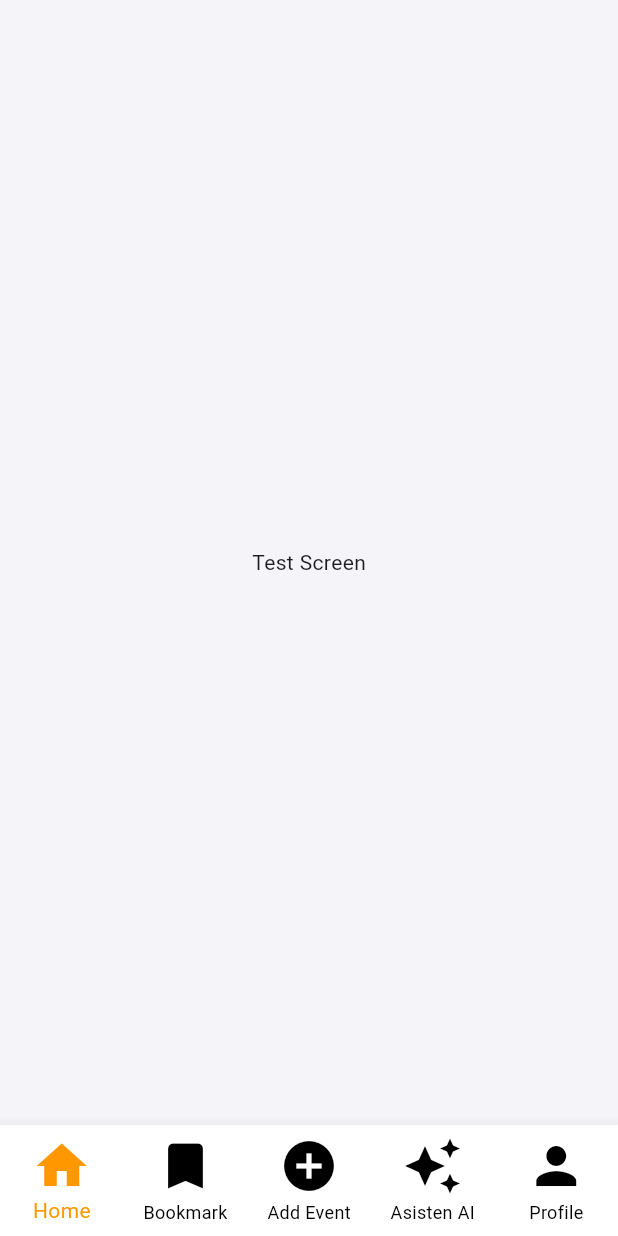
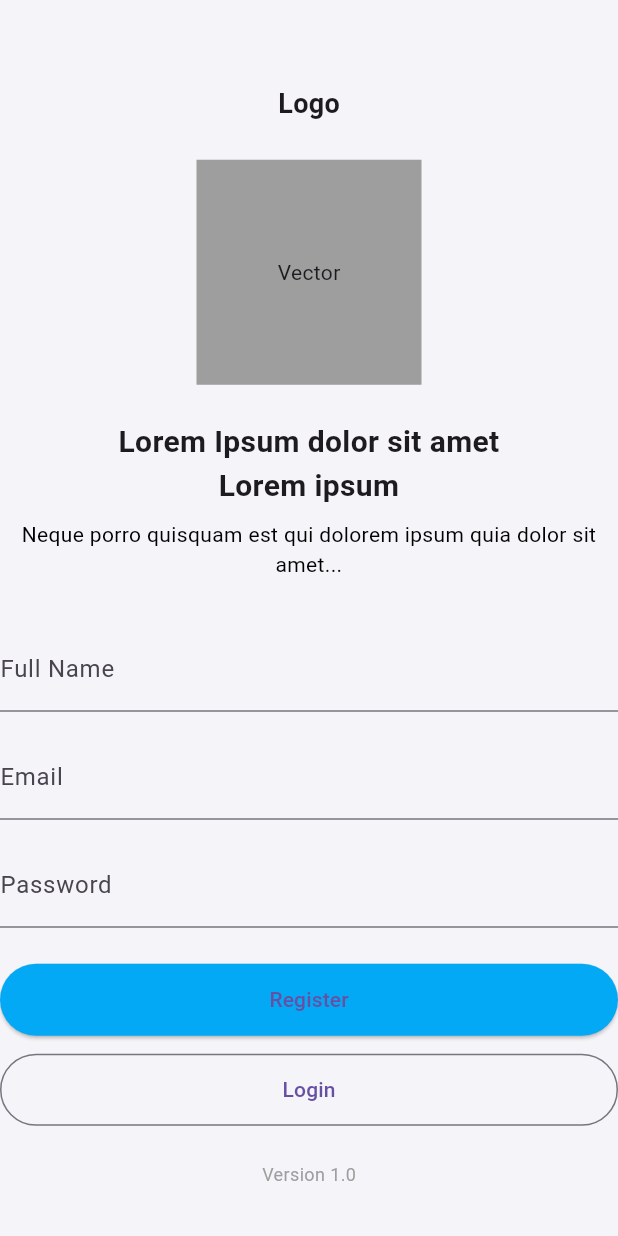
Before and after one commit to HapisPro/eventara, a Flutter app: the screen it shows after launch, on a phone screen of 412 x 824 dp. Run offline on Flutter 3.47's test engine with Material 3 defaults, Android fonts, the phone set to English and light mode, and no system bars.

Commit message:
Add feature sign up

```diff
--- /dev/null
+++ b/lib/feature_sign_up/sign_up_screen.dart
@@ -0,0 +1,87 @@
+import 'package:flutter/material.dart';
+
+class SignUpScreen extends StatelessWidget {
+  const SignUpScreen({super.key});
+
+  @override
+  Widget build(BuildContext context) {
+    return Scaffold(
+      body: SafeArea(
+        child: Column(
+          mainAxisAlignment: MainAxisAlignment.center,
+          children: [
+            const SizedBox(height: 24),
+            const Text(
+              "Logo",
+              style: TextStyle(fontSize: 18, fontWeight: FontWeight.bold),
+            ),
+            const SizedBox(height: 24),
+            Container(
+              height: 150,
+              width: 150,
+              color: Colors.grey,
+              alignment: Alignment.center,
+              child: const Text("Vector"),
+            ),
+            const SizedBox(height: 24),
+            const Text(
+              "Lorem Ipsum dolor sit amet\nLorem ipsum",
+              textAlign: TextAlign.center,
+              style: TextStyle(fontSize: 20, fontWeight: FontWeight.bold),
+            ),
+            const SizedBox(height: 8),
+            const Text(
+              "Neque porro quisquam est qui dolorem ipsum quia dolor sit amet...",
+              textAlign: TextAlign.center,
+              style: TextStyle(color: Colors.black),
+            ),
+            const SizedBox(height: 32),
+            const TextField(
+              decoration: InputDecoration(
+                labelText: "Full Name",
+                hintText: "John WIck",
+              ),
+            ),
+            const SizedBox(height: 16),
+            const TextField(
+              decoration: InputDecoration(
+                labelText: "Email",
+                hintText: "john@doe.com",
+              ),
+            ),
+            const SizedBox(height: 16),
+            const TextField(
+              obscureText: true,
+              decoration: InputDecoration(
+                labelText: "Password",
+                hintText: "Password",
+              ),
+            ),
+            const SizedBox(height: 24),
+            ElevatedButton(
+              style: ElevatedButton.styleFrom(
+                backgroundColor: Colors.lightBlue,
+                minimumSize: const Size(double.infinity, 48),
+              ),
+              onPressed: () {},
+              child: const Text("Register"),
+            ),
+            const SizedBox(height: 12),
+            OutlinedButton(
+              style: OutlinedButton.styleFrom(
+                minimumSize: const Size(double.infinity, 48),
+              ),
+              onPressed: () {},
+              child: const Text("Login"),
+            ),
+            const SizedBox(height: 24),
+            const Text(
+              "Version 1.0",
+              style: TextStyle(color: Colors.grey, fontSize: 12),
+            ),
+          ],
+        ),
+      ),
+    );
+  }
+}
--- a/lib/main.dart
+++ b/lib/main.dart
@@ -1,3 +1,4 @@
+import 'package:eventara/feature_sign_up/sign_up_screen.dart';
 import 'package:flutter/material.dart';
 import 'package:provider/provider.dart';
 
@@ -22,7 +23,7 @@ class MainApp extends StatelessWidget {
     return MaterialApp(
       title: 'Eventara',
       theme: AppTheme.lightTheme,
-      home: const MainScreen(),
+      home: const SignUpScreen(),
       debugShowCheckedModeBanner: false,
     );
   }
```
